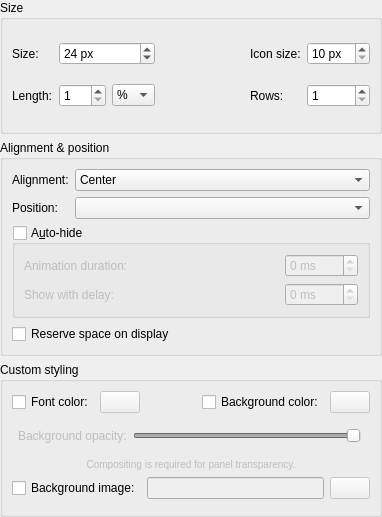
First picture: the form in panel/config/configpanelwidget.ui, repository lxqt/lxqt-panel, before the edit.
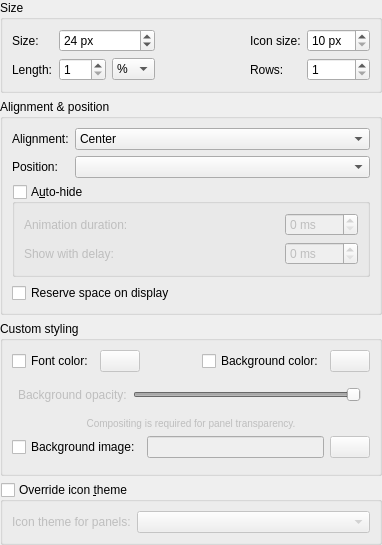
Second picture: the form after the edit. Icons and pictures are not drawn.

Commit message:
Optional overriding of icon theme for panels
Closes https://github.com/lxqt/lxqt/issues/470

When a light widget style is used with a dark panel, the symbolic SVG icons follow the style and become dark on the panel. The right way of solving such issues is assigning a dark widget style to the panel but neither Fusion nor Breeze can do that.

This patch is about the "wrong way". It gives a separate icon set to the panel with unavoidable side effects but is optional and may be used as the last resort.

Patch:
```diff
--- a/panel/config/configpanelwidget.ui
+++ b/panel/config/configpanelwidget.ui
@@ -555,6 +555,44 @@
      </layout>
     </widget>
    </item>
+   <item>
+    <widget class="QGroupBox" name="groupBox_icon">
+     <property name="toolTip">
+      <string>A partial workaround for widget styles that
+cannot give a separate theme to the panel.
+
+You might also want to disable:
+
+LXQt Appearance Configuration →
+Icons Theme →
+Colorize icons based on widget style (palette)</string>
+     </property>
+     <property name="title">
+      <string>Override icon &amp;theme</string>
+     </property>
+     <property name="checkable">
+      <bool>true</bool>
+     </property>
+     <property name="checked">
+      <bool>false</bool>
+     </property>
+     <layout class="QFormLayout" name="formLayout_2">
+      <property name="formAlignment">
+       <set>Qt::AlignLeading|Qt::AlignLeft|Qt::AlignVCenter</set>
+      </property>
+      <item row="0" column="0">
+       <widget class="QLabel" name="label_3">
+        <property name="text">
+         <string>Icon theme for panels:</string>
+        </property>
+       </widget>
+      </item>
+      <item row="0" column="1">
+       <widget class="QComboBox" name="comboBox_icon"/>
+      </item>
+     </layout>
+    </widget>
+   </item>
   </layout>
  </widget>
  <resources/>
```
The commit also changes 8 other files.
